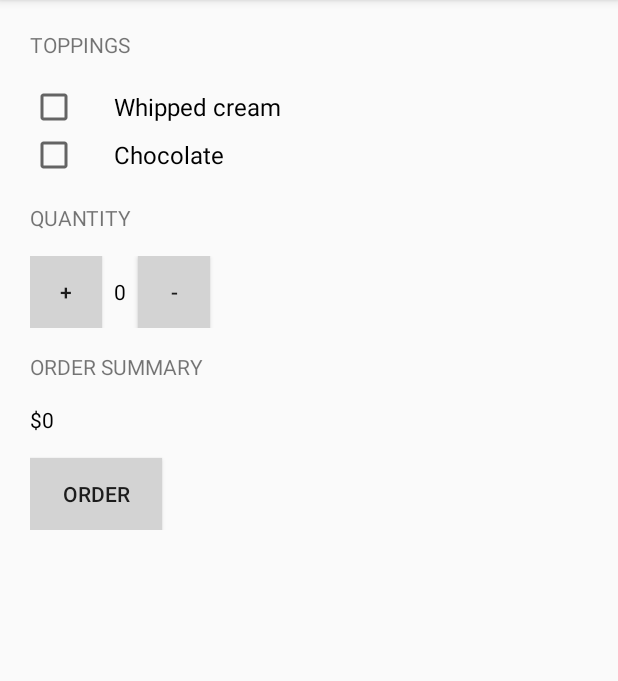
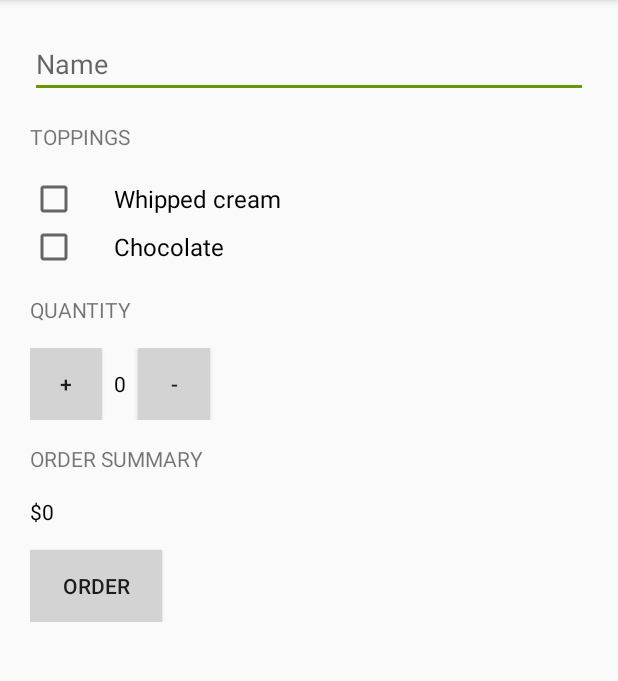
Before and after one commit to kboul/JustJava, an Android app: the screen it shows after launch (MainActivity), on a phone screen of 412 x 824 dp, the part 84-765 px from its top. Run offline under Robolectric (Android 15) with nearby library versions, the phone set to English and light mode, and no system bars.

Commit message:
Add name EditText

```diff
--- a/app/src/main/res/layout/activity_main.xml
+++ b/app/src/main/res/layout/activity_main.xml
@@ -6,6 +6,10 @@
     tools:context="com.example.android.justjava.MainActivity">
 
     <LinearLayout style="@style/mainLinearLayout">
+
+        <EditText
+            android:id="@+id/name_edit_text"
+            style="@style/nameEditText" />
 
         <TextView style="@style/toppingsTitle" />
 
--- a/app/src/main/res/values/strings.xml
+++ b/app/src/main/res/values/strings.xml
@@ -1,5 +1,6 @@
 <resources>
     <string name="app_name">Just Java</string>
+    <string name="nameEditTextHint">Name</string>
     <string name="toppingsTxt">Toppings</string>
     <string name="whippedCreamCheckBox">Whipped cream</string>
     <string name="chocolateCheckBox">Chocolate</string>
--- a/app/src/main/res/values/styles.xml
+++ b/app/src/main/res/values/styles.xml
@@ -13,6 +13,15 @@
         <item name="android:layout_height">wrap_content</item>
         <item name="android:orientation">vertical</item>
         <item name="android:padding">@dimen/mainLinearLayoutPadding</item>
+    </style>
+
+    <style name="nameEditText">
+        <item name="android:layout_width">match_parent</item>
+        <item name="android:layout_height">wrap_content</item>
+        <item name="android:layout_marginBottom">@dimen/txtMargin</item>
+        <item name="android:hint">@string/nameEditTextHint</item>
+        <item name="android:inputType">textMultiLine</item>
+        <item name="android:backgroundTint">@android:color/holo_green_dark</item>
     </style>
 
     <style name="toppingsTitle">
```
